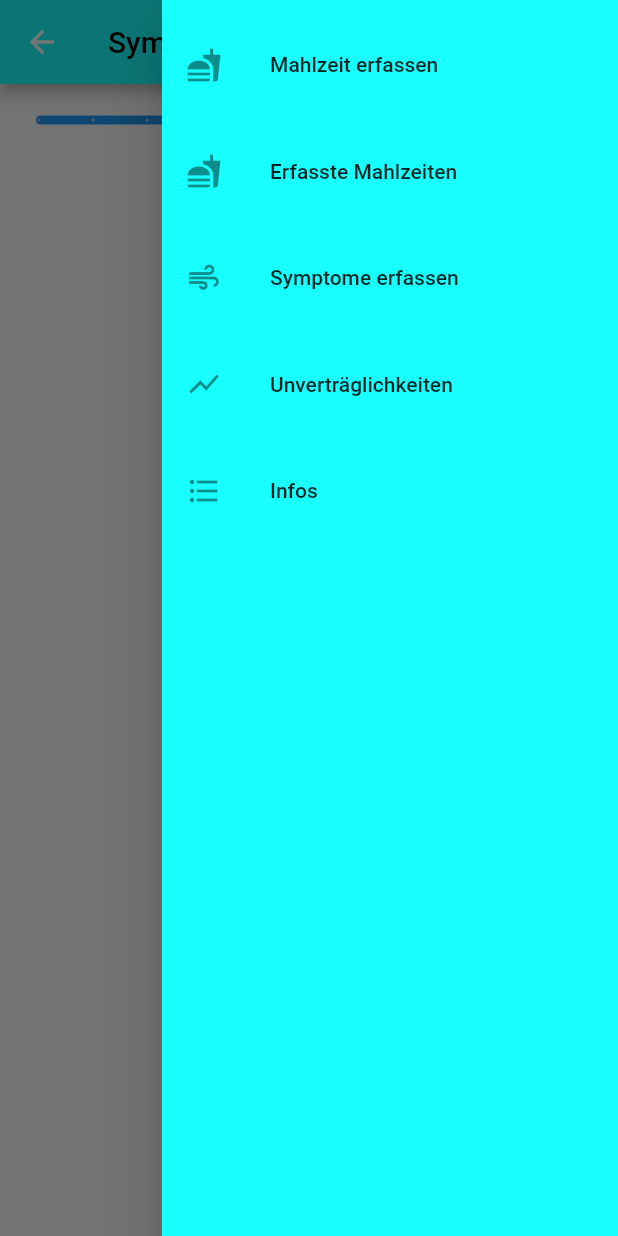
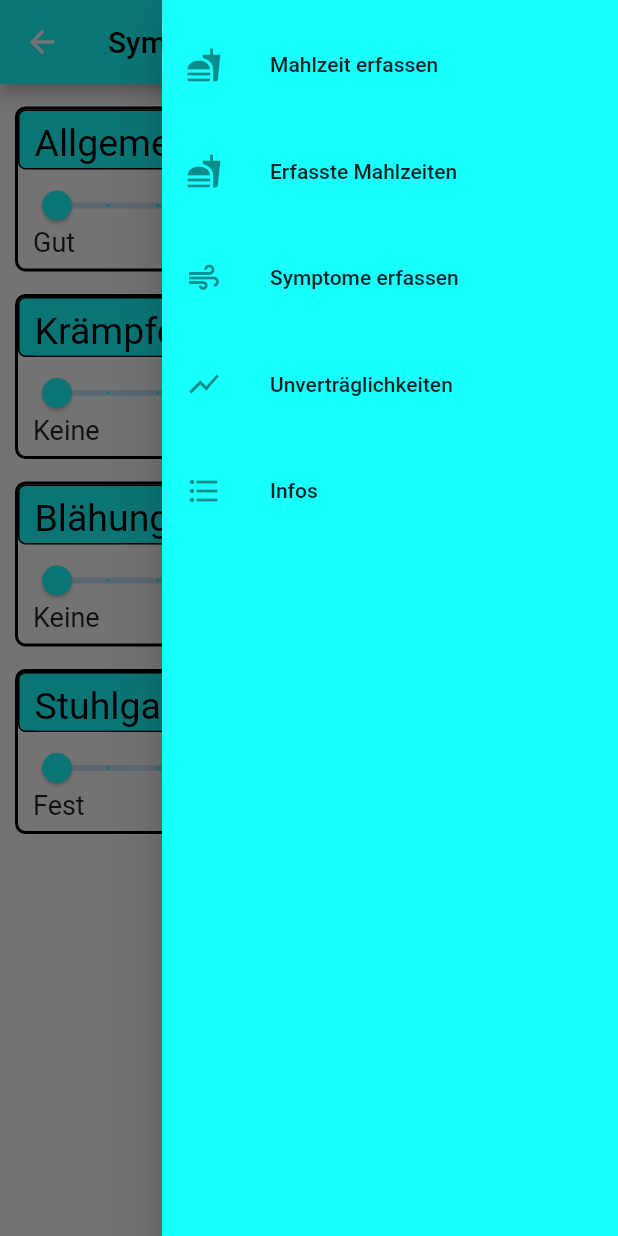
Before and after one commit to Thoughtness/Inner-Peace, a Flutter app: the symptomeErfassen screen opened directly, with the side drawer open, on a phone screen of 412 x 824 dp. Run offline on Flutter 3.47's test engine with Material 2 defaults, Android fonts, the phone set to English and light mode, and no system bars; our stand-ins replace sqflite; accounts and stored records are empty.

```diff
--- a/lib/guiElements.dart
+++ b/lib/guiElements.dart
@@ -12,9 +12,11 @@ class customRow extends StatelessWidget {
   @override
   Widget build(BuildContext context) {
     double width = 10.0;
-    return Row(
+    return Container(
+      padding: EdgeInsets.symmetric(horizontal: 10.0),
+      child: Row(
       children: <Widget>[
-        SizedBox(width: width),
+        //SizedBox(width: width),
         Flexible(
           flex: 1,
           child: Container(
@@ -25,11 +27,8 @@ class customRow extends StatelessWidget {
                   ),
             ),
             //height: 49,
-            child: Align(
-              alignment: Alignment.bottomRight,
             child: ListTile(
-                title: Text(title, textAlign: TextAlign.left),
-              ),
+              title: Text(title),
             ),
           ),
         ),
@@ -47,13 +46,14 @@ class customRow extends StatelessWidget {
             ),
           ),
         ),
-        SizedBox(width: width),
+        //SizedBox(width: width),
       ],
+    ),
     );
   }
 }
 
-class customButton extends StatelessWidget{
+class customButton extends StatelessWidget {
   final VoidCallback onClick;
   final String text;
 
@@ -65,8 +65,6 @@ class customButton extends StatelessWidget{
 
   @override
   Widget build(BuildContext context) {
-    double width = 10.0;
-
     return Column(
       mainAxisAlignment: MainAxisAlignment.end,
       children: <Widget>[
@@ -84,31 +82,128 @@ class customButton extends StatelessWidget{
   }
 }
 
-class customSlider extends StatefulWidget{
+class customSlider extends StatefulWidget {
+  String title = "";
+  String good;
+  String bad;
+
+  customSlider({
+    required this.title,
+    required this.good,
+    required this.bad,
+  });
+
   @override
-  _customSlider createState(){
-    return _customSlider();
+  _customSlider createState() {
+    return _customSlider(title: title, good: good, bad: bad);
   }
 }
 
-class _customSlider extends State{
+class _customSlider extends State<customSlider> {
+  String title = "";
+  double height = 15.0;
+  double width = 10.0;
+  String good;
+  String bad;
+
+  _customSlider({
+    required this.title,
+    required this.good,
+    required this.bad,
+  });
+  double value = 0.0;
   @override
   Widget build(BuildContext context) {
-    double value = 10.0;
-    return MaterialApp(
-      home: Column(
+    return Container(
+
+      padding: EdgeInsets.symmetric(horizontal: 10.0),
+      child: Column(
+        crossAxisAlignment: CrossAxisAlignment.center,
         children: <Widget>[
-          Slider.adaptive(
+          SizedBox(height: height),
+          Container(
+            //width: MediaQuery.of(context).copyWith().size.width / 1.1,
+
+            height: 110,
+            decoration: myBoxDecoration(),
+            child: Column(
+              children: <Widget>[
+                Container(
+                  //color: Colors.cyanAccent,
+                  decoration: BoxDecoration(
+                    color: Colors.cyanAccent,
+                    border: Border.all(width: 1.0),
+                    borderRadius: BorderRadius.all(Radius.circular(5.0)),
+                  ),
+                  child: Row(
+                    children: <Widget>[
+                      SizedBox(width: width),
+                      new Text(
+                        title,
+                        style: TextStyle(
+                          backgroundColor: Colors.cyanAccent,
+                          height: 1.5,
+                          fontSize: 25,
+                          color: Colors.black,
+                        ),
+                      ),
+                    ],
+                  ),
+                ),
+                Row(
+                  children: <Widget>[
+                    Expanded(
+                      child: Slider.adaptive(
                         value: value,
-            min: 1,
+                        min: 0,
                         max: 10,
                         divisions: 10,
-            onChanged: (changedValue){
+                        activeColor: Colors.cyanAccent,
+                        onChanged: (changedValue) {
                           setState(() => value = changedValue);
+                          print(changedValue);
                         },
+                        label: "$value",
+                      ),
+                    ),
+                  ],
+                ),
+                Row(
+                  //mainAxisAlignment: MainAxisAlignment.spaceBetween,
+                  children: <Widget>[
+                    SizedBox(width: width),
+                    new Text(
+                      good,
+                      textAlign: TextAlign.left,
+                      style: TextStyle(
+                        height: 0.5,
+                        fontSize: 18,
+                      ),
+                    ),
+                    Spacer(),
+                    new Text(
+                      bad,
+                      textAlign: TextAlign.right,
+                      style: TextStyle(
+                        height: 0.5,
+                        fontSize: 18,
+                      ),
+                    ),
+                    SizedBox(width: width),
+                  ],
+                ),
+              ],
+            ),
           ),
         ],
       ),
     );
   }
 }
+
+BoxDecoration myBoxDecoration() {
+  return BoxDecoration(
+    border: Border.all(width: 2.0),
+    borderRadius: BorderRadius.all(Radius.circular(7.0)),
+  );
+}
--- /dev/null
+++ b/lib/mahlzeitData.dart
@@ -0,0 +1,22 @@
+import 'package:flutter/cupertino.dart';
+import 'package:flutter/widgets.dart';
+import 'dart:async';
+
+import 'package:path/path.dart';
+import 'package:sqflite/sqflite.dart';
+
+
+class mahlzeitData{
+
+  String gericht;
+  int zutaten;
+  int symptomeTotal;
+
+
+  mahlzeitData({
+    required this.gericht,
+    required this.zutaten,
+    required this.symptomeTotal,
+})
+
+}
--- a/lib/mahlzeitErfassen.dart
+++ b/lib/mahlzeitErfassen.dart
@@ -1,4 +1,5 @@
 import 'package:flutter/material.dart';
+import 'package:inner_peace/main.dart';
 import 'package:inner_peace/navigationMenu.dart';
 import 'package:inner_peace/guiElements.dart';
 import 'package:inner_peace/symptomeErfassen.dart';
@@ -63,7 +64,7 @@ class mahlzeitErfassen extends StatelessWidget{
                           Navigator.of(context).push(
                             MaterialPageRoute(
                               //toDo save inputs
-                              builder: (context) => symptomeErfassen(),
+                              builder: (context) => MyApp(),
                             ),
                           );
                         },
--- a/lib/main.dart
+++ b/lib/main.dart
@@ -1,8 +1,37 @@
 import 'package:flutter/material.dart';
 import 'package:inner_peace/navigationMenu.dart';
+import 'package:path/path.dart';
+import 'package:sqflite/sqflite.dart';
+import 'package:inner_peace/mahlzeitData.dart';
 
-void main() {
+void main() async{
   runApp(MyApp());
+
+  WidgetsFlutterBinding.ensureInitialized();
+  final database = openDatabase(
+    join(await getDatabasesPath(), 'innerPeace.db'),
+  );
+  onCreate: (db, version) {
+    return db.execute('CREATE TABLE dogs(id INTEGER PRIMARY KEY, name TEXT, age INTEGER)',
+  );
+    version: 1,
+    );
+  },
+
+
+  Map<String, dynamic> toMap() {
+  return {
+  'gericht': gericht,
+  'zutaten': zutaten,
+  'symptome': symptomeTotal,
+  };
+  }
+
+  @override
+  String toString() {
+  return 'Mahlzeit{gericht: $gericht, zutaten: $zutaten, symptome: $symptomeTotal}';
+  }
+
 }
 
 class MyApp extends StatelessWidget {
--- a/lib/symptomeErfassen.dart
+++ b/lib/symptomeErfassen.dart
@@ -7,13 +7,21 @@ class symptomeErfassen extends StatelessWidget {
   Widget build(BuildContext context) => Scaffold(
         endDrawer: menu(),
         appBar: AppBar(
-          title: Text('Symptome erfassen',
+          title: Text(
+            'Symptome erfassen',
             style: TextStyle(
               color: Colors.black,
             ),
           ),
           backgroundColor: Colors.cyanAccent,
         ),
-    body: customSlider(),
+        body: Column(
+          children: <Widget>[
+            new customSlider(title: 'Allgemeines Wohlbefinden', good: "Gut", bad: "Schlecht"),
+            new customSlider(title: 'Krämpfe', good: "Keine", bad: "Extrem"),
+            new customSlider(title: 'Blähungen', good: "Keine", bad: "Extrem"),
+            new customSlider(title: 'Stuhlgang', good: "Fest", bad: "Flüssig"),
+          ],
+        ),
       );
 }
--- a/pubspec.yaml
+++ b/pubspec.yaml
@@ -23,7 +23,8 @@ environment:
 dependencies:
   flutter:
     sdk: flutter
-
+  sqflite:
+  path:
 
   # The following adds the Cupertino Icons font to your application.
   # Use with the CupertinoIcons class for iOS style icons.
```
Also changed, not shown: pubspec.lock. Lines whose indentation alone changed are shown as unchanged.
